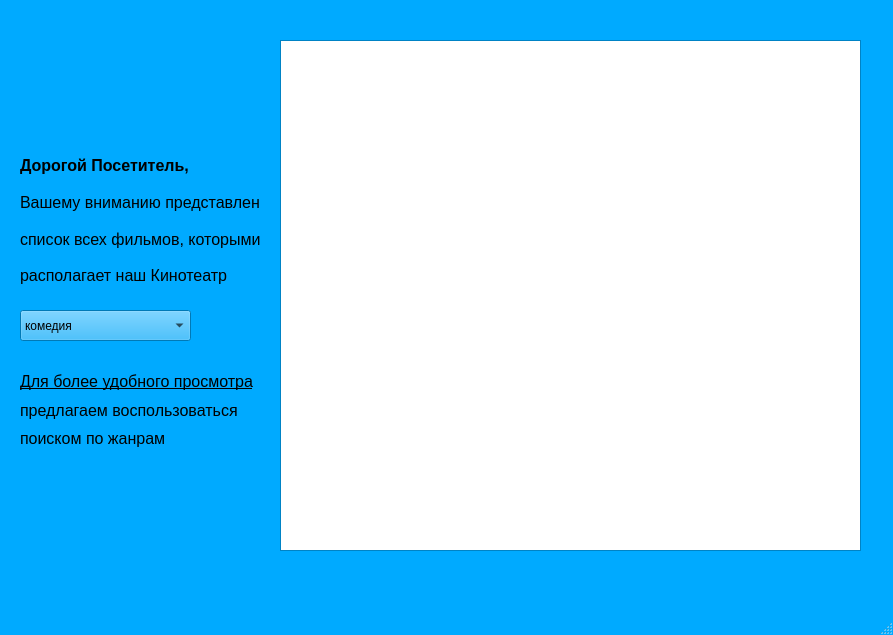
Old version of the form visitor.ui in the repository katiarapter/lyceum.
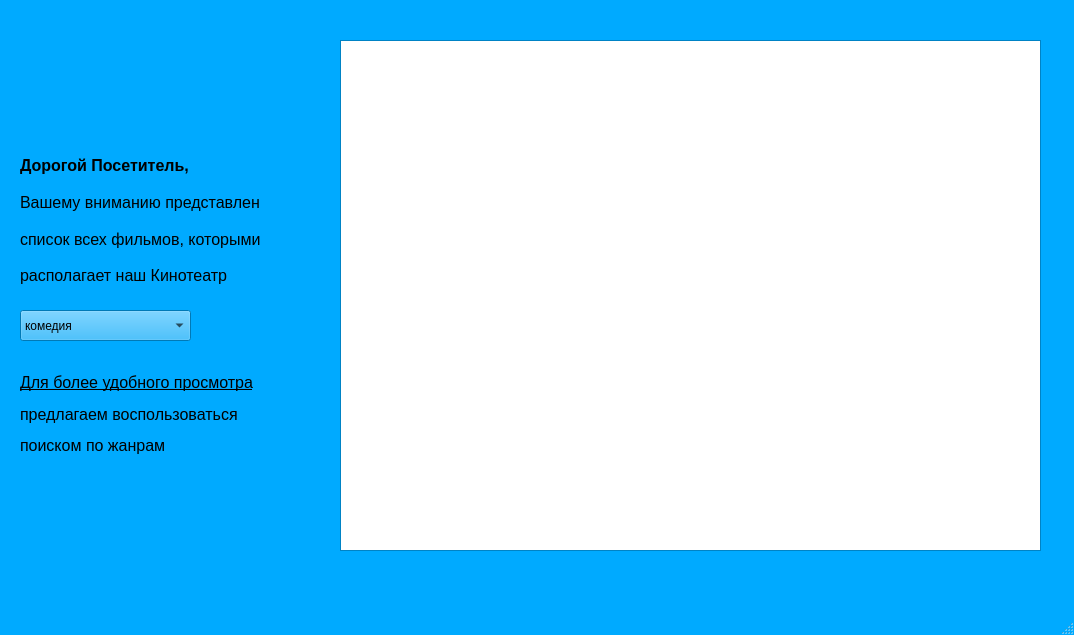
New version of the form.

Commit message: Добавление пароля, вывод билетов в консоль, окончательный дизайн всех окон

What changed in the file:
```diff
--- a/visitor.ui
+++ b/visitor.ui
@@ -6,7 +6,7 @@
    <rect>
     <x>0</x>
     <y>0</y>
-    <width>893</width>
+    <width>1074</width>
     <height>635</height>
    </rect>
   </property>
@@ -527,9 +527,9 @@
    <widget class="QTableView" name="tableView">
     <property name="geometry">
      <rect>
-      <x>280</x>
+      <x>340</x>
       <y>40</y>
-      <width>581</width>
+      <width>701</width>
       <height>511</height>
      </rect>
     </property>
@@ -539,7 +539,7 @@
      <rect>
       <x>20</x>
       <y>150</y>
-      <width>241</width>
+      <width>301</width>
       <height>141</height>
      </rect>
     </property>
@@ -601,8 +601,8 @@
      <rect>
       <x>20</x>
       <y>370</y>
-      <width>235</width>
-      <height>80</height>
+      <width>292</width>
+      <height>88</height>
      </rect>
     </property>
     <layout class="QVBoxLayout" name="verticalLayout_2">
```
Left out of the diff: 4 changed lines with no effect on the pictures. The commit also changes 5 other files.
